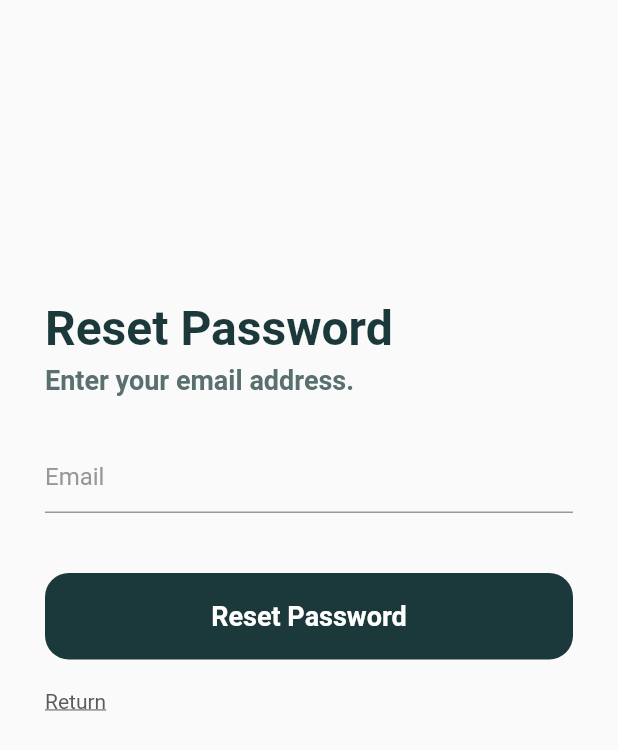
After one commit to dhinogz/sub-control, a Flutter app: the screen it shows after launch, after a tap on "Forgot password?", on a phone screen of 412 x 824 dp. The commit adds this screen. Shown: the top 750 px of the screen. Run offline on Flutter 3.47's test engine with Material 2 defaults, Android fonts, the phone set to English and light mode, and no system bars.

Commit message:
Created password reset screen with navigation

```diff
--- a/flutter/sub_control_app/lib/screens/login.dart
+++ b/flutter/sub_control_app/lib/screens/login.dart
@@ -1,4 +1,5 @@
 import "package:flutter/material.dart";
+import "package:sub_control_app/screens/password_reset.dart";
 import "package:sub_control_app/screens/signup.dart";
 import "package:sub_control_app/theme.dart";
 
@@ -62,13 +63,22 @@ class LogInScreen extends StatelessWidget {
                 const SizedBox(
                   height: 20,
                 ),
-                const Text(
+                GestureDetector(
+                  onTap: () => Navigator.push(
+                    context,
+                    PageRouteBuilder(
+                      pageBuilder: (_, __, ___) => const PasswordResetScreen(),
+                      transitionDuration: Duration.zero,
+                    ), //pushes to password reset screen
+                  ),
+                  child: const Text(
                     'Forgot password?',
                     style: TextStyle(
                         color: kZambeziColor,
                         fontSize: 14,
                         decoration: TextDecoration.underline,
                         decorationThickness: 1),
+                  ),
                 ),
                 const SizedBox(
                   height: 20,
--- /dev/null
+++ b/flutter/sub_control_app/lib/screens/password_reset.dart
@@ -0,0 +1,62 @@
+import 'package:flutter/material.dart';
+import 'package:sub_control_app/screens/login.dart';
+import 'package:sub_control_app/theme.dart';
+import 'package:sub_control_app/widgets/primary_button.dart';
+
+import '../widgets/reset_form.dart';
+
+class PasswordResetScreen extends StatelessWidget {
+  const PasswordResetScreen({super.key});
+
+  @override
+  Widget build(BuildContext context) {
+    return Scaffold(
+      body: Padding(
+        padding: kDefaultPadding,
+        child: Column(crossAxisAlignment: CrossAxisAlignment.start, children: [
+          const SizedBox(
+            height: 200,
+          ),
+          Text(
+            'Reset Password',
+            style: titleText,
+          ),
+          const SizedBox(
+            height: 5,
+          ),
+          Text(
+            'Enter your email address.',
+            style: subTitle.copyWith(fontWeight: FontWeight.w600),
+          ),
+          const SizedBox(
+            height: 10,
+          ),
+          const ResetForm(),
+          const SizedBox(
+            height: 40,
+          ),
+          const PrimaryButton(buttonText: 'Reset Password'),
+          const SizedBox(
+            height: 20,
+          ),
+          GestureDetector(
+            onTap: () => Navigator.push(
+                context,
+                PageRouteBuilder(
+                  pageBuilder: (_, __, ___) => const LogInScreen(),
+                  transitionDuration: Duration.zero,
+                )),
+            child: const Text(
+              'Return',
+              style: TextStyle(
+                  color: kZambeziColor,
+                  fontSize: 14,
+                  decoration: TextDecoration.underline,
+                  decorationThickness: 1),
+            ),
+          )
+        ]),
+      ),
+    );
+  }
+}
--- /dev/null
+++ b/flutter/sub_control_app/lib/widgets/reset_form.dart
@@ -0,0 +1,23 @@
+import 'package:flutter/material.dart';
+import 'package:sub_control_app/theme.dart';
+
+class ResetForm extends StatelessWidget {
+  const ResetForm({super.key});
+
+  @override
+  Widget build(BuildContext context) {
+    return Padding(
+      padding: const EdgeInsets.only(top: 20),
+      child: TextFormField(
+          decoration: const InputDecoration(
+        hintText: 'Email',
+        hintStyle: TextStyle(color: kTextFieldColor),
+        focusedBorder: UnderlineInputBorder(
+          borderSide: BorderSide(
+            color: kPrimaryColor,
+          ),
+        ),
+      )),
+    );
+  }
+}
```
Lines whose indentation alone changed are shown as unchanged.
